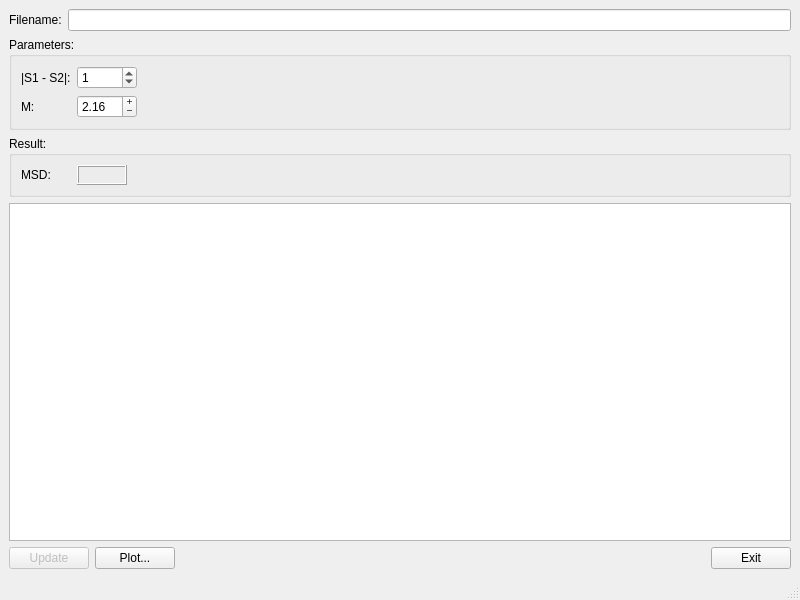
Old version of the form ui/mainwindow.ui in the repository rodnaxel/FindPair.
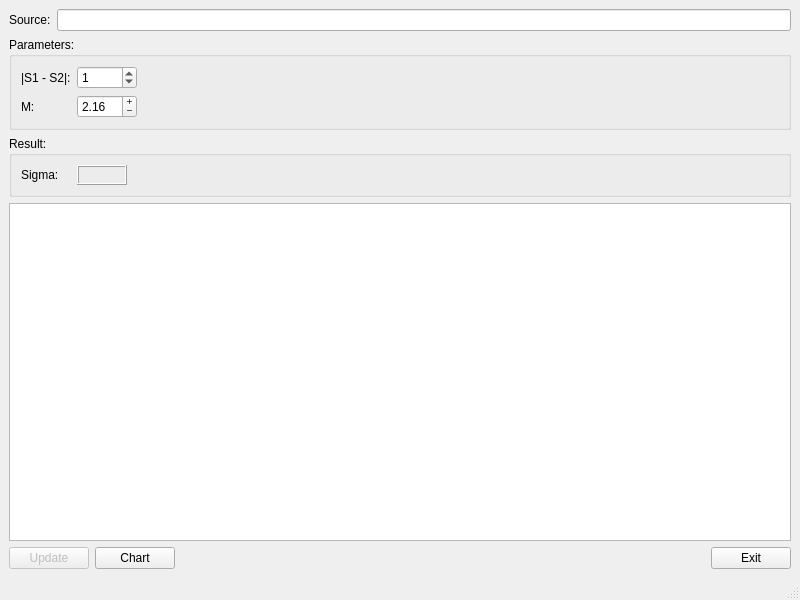
New version of the form.

```diff
--- a/ui/mainwindow.ui
+++ b/ui/mainwindow.ui
@@ -20,7 +20,7 @@
       <item>
        <widget class="QLabel" name="label">
         <property name="text">
-         <string>Filename:</string>
+         <string>Source:</string>
         </property>
        </widget>
       </item>
@@ -175,7 +175,7 @@
             </size>
            </property>
            <property name="text">
-            <string>MSD:</string>
+            <string>Sigma:</string>
            </property>
           </widget>
          </item>
@@ -237,7 +237,7 @@
          <bool>true</bool>
         </property>
         <property name="text">
-         <string>Plot...</string>
+         <string>Chart</string>
         </property>
        </widget>
       </item>
```
